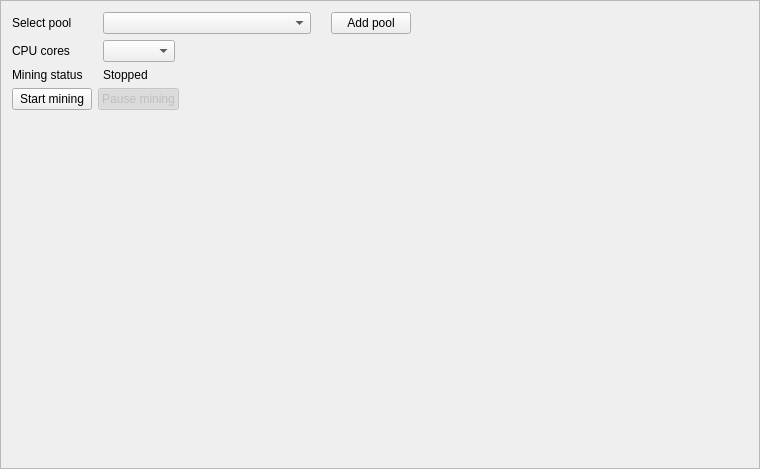
First picture: the form in src/gui/ui/miningframe.ui, repository Nephatiu/Ncoin-Wallet, before the edit.
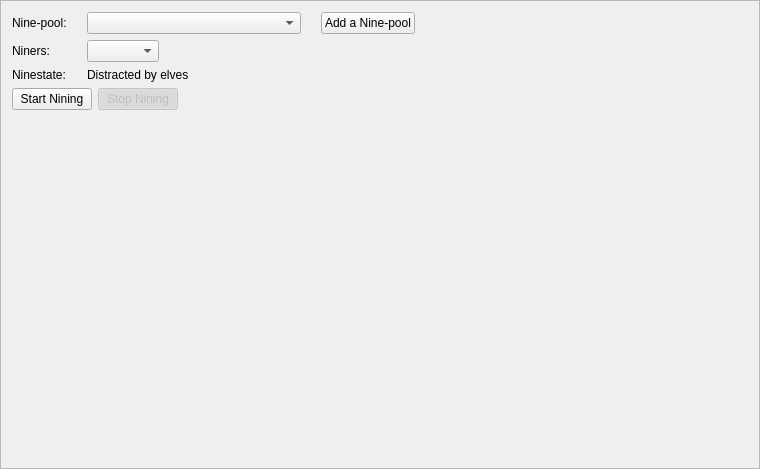
Second picture: the form after the edit. Icons and pictures are not drawn.

Commit message: Retitle Nining

```diff
--- a/src/gui/ui/miningframe.ui
+++ b/src/gui/ui/miningframe.ui
@@ -28,7 +28,7 @@
      <item row="2" column="0">
       <widget class="QLabel" name="label_3">
        <property name="text">
-        <string>Mining status</string>
+        <string>Ninestate:</string>
        </property>
       </widget>
      </item>
@@ -42,14 +42,14 @@
      <item row="1" column="0">
       <widget class="QLabel" name="label_2">
        <property name="text">
-        <string>CPU cores</string>
+        <string>Niners:</string>
        </property>
       </widget>
      </item>
      <item row="0" column="0">
       <widget class="QLabel" name="label">
        <property name="text">
-        <string>Select pool</string>
+        <string>Nine-pool:</string>
        </property>
       </widget>
      </item>
@@ -59,14 +59,18 @@
      <item row="2" column="1">
       <widget class="QLabel" name="m_stateLabel">
        <property name="text">
-        <string>Stopped</string>
+        <string>Distracted by elves</string>
        </property>
       </widget>
      </item>
      <item row="0" column="2" alignment="Qt::AlignLeft">
       <widget class="QPushButton" name="m_addPoolButton">
        <property name="text">
-        <string>Add pool</string>
+        <string>Add a Nine-pool</string>
+       </property>
+       <property name="icon">
+        <iconset resource="../../resources.qrc">
+         <normaloff>:/icons/add</normaloff>:/icons/add</iconset>
        </property>
       </widget>
      </item>
@@ -77,7 +81,11 @@
      <item>
       <widget class="QPushButton" name="m_startButton">
        <property name="text">
-        <string>Start mining</string>
+        <string>Start Nining</string>
+       </property>
+       <property name="icon">
+        <iconset resource="../../resources.qrc">
+         <normaloff>:/icons/mining</normaloff>:/icons/mining</iconset>
        </property>
        <property name="checkable">
         <bool>true</bool>
@@ -93,7 +101,11 @@
         <bool>false</bool>
        </property>
        <property name="text">
-        <string>Pause mining</string>
+        <string>Stop Nining</string>
+       </property>
+       <property name="icon">
+        <iconset resource="../../resources.qrc">
+         <normaloff>:/icons/remove</normaloff>:/icons/remove</iconset>
        </property>
        <property name="checkable">
         <bool>true</bool>
```
Left out of the diff: 5 changed lines with no effect on the pictures. The commit also changes 1 other file.
